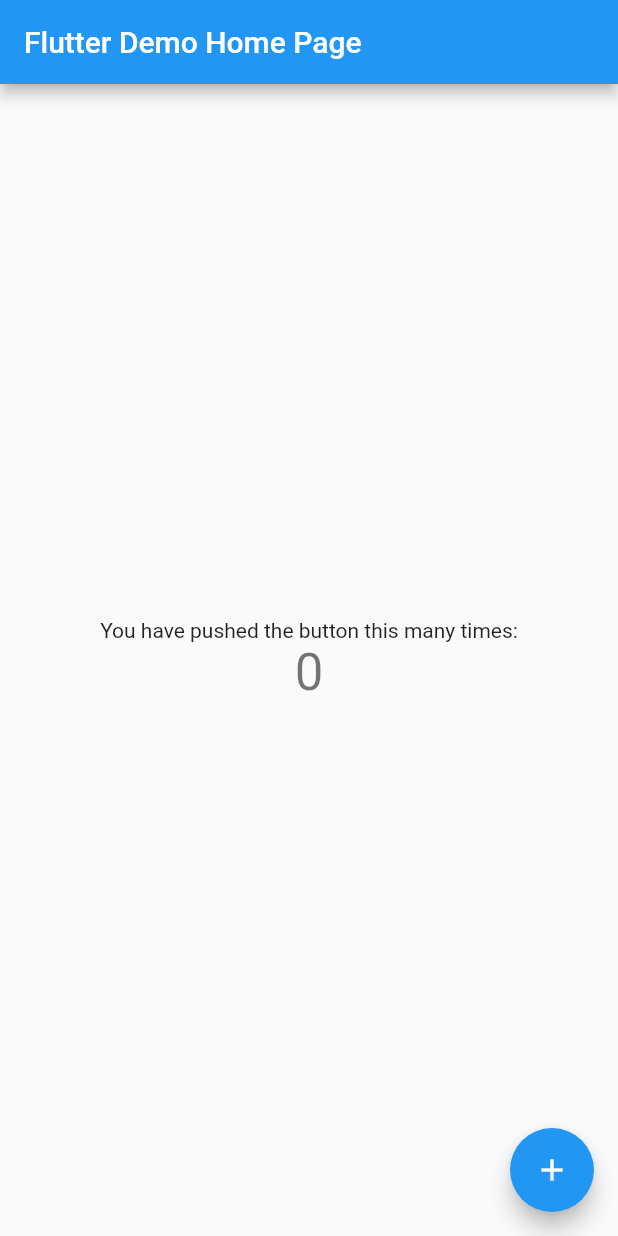
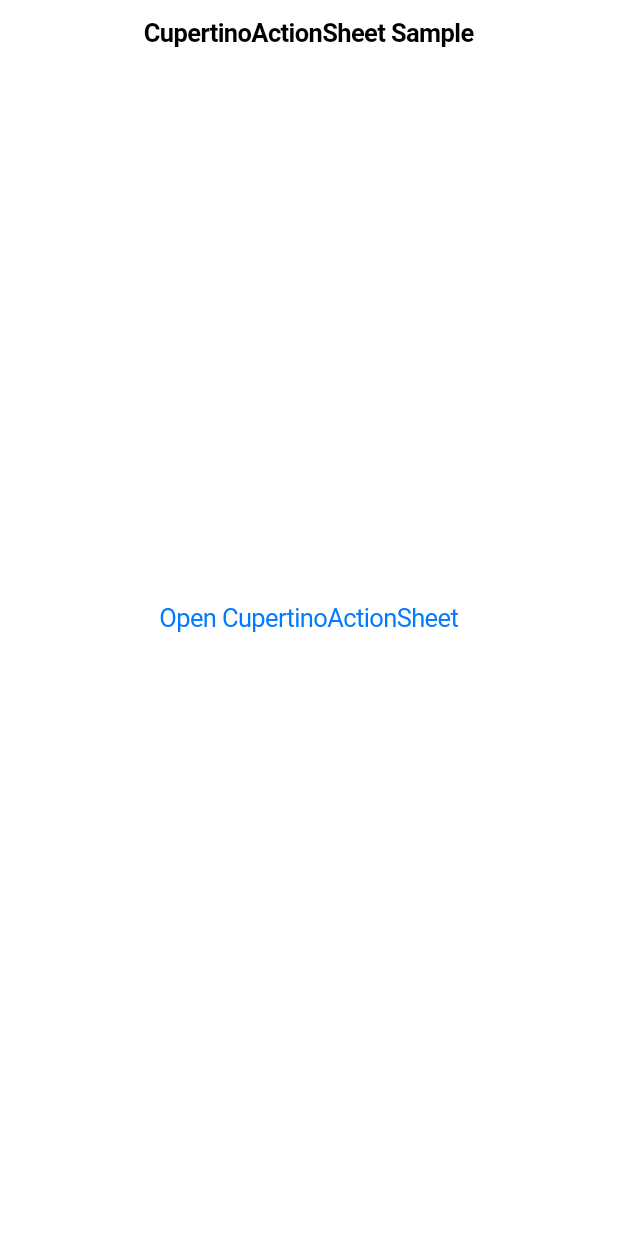
Before and after one commit to vika41130/flutter_lab, a Flutter app: the screen it shows after launch, on a phone screen of 412 x 824 dp. Run offline on Flutter 3.47's test engine with Material 2 defaults, Android fonts, the phone set to English and light mode, and no system bars.

Commit message:
CupertinoActionSheet

```diff
--- a/lib/main.dart
+++ b/lib/main.dart
@@ -1,4 +1,4 @@
-import 'package:flutter/material.dart';
+import 'package:flutter/cupertino.dart';
 
 void main() {
   runApp(const MyApp());
@@ -10,106 +10,60 @@ class MyApp extends StatelessWidget {
   // This widget is the root of your application.
   @override
   Widget build(BuildContext context) {
-    return MaterialApp(
-      title: 'Flutter Demo',
-      theme: ThemeData(
-        // This is the theme of your application.
-        //
-        // Try running your application with "flutter run". You'll see the
-        // application has a blue toolbar. Then, without quitting the app, try
-        // changing the primarySwatch below to Colors.green and then invoke
-        // "hot reload" (press "r" in the console where you ran "flutter run",
-        // or simply save your changes to "hot reload" in a Flutter IDE).
-        // Notice that the counter didn't reset back to zero; the application
-        // is not restarted.
-        primarySwatch: Colors.blue,
-      ),
-      home: const MyHomePage(title: 'Flutter Demo Home Page'),
+    return const CupertinoApp(
+      debugShowCheckedModeBanner: false,
+      theme: CupertinoThemeData(brightness: Brightness.light),
+      home: ActionSheet(),
     );
   }
 }
 
-class MyHomePage extends StatefulWidget {
-  const MyHomePage({super.key, required this.title});
-
-  // This widget is the home page of your application. It is stateful, meaning
-  // that it has a State object (defined below) that contains fields that affect
-  // how it looks.
-
-  // This class is the configuration for the state. It holds the values (in this
-  // case the title) provided by the parent (in this case the App widget) and
-  // used by the build method of the State. Fields in a Widget subclass are
-  // always marked "final".
-
-  final String title;
+class ActionSheet extends StatefulWidget {
+  const ActionSheet({super.key});
 
   @override
-  State<MyHomePage> createState() => _MyHomePageState();
+  State<ActionSheet> createState() => _ActionSheetState();
 }
 
-class _MyHomePageState extends State<MyHomePage> {
-  int _counter = 0;
-
-  void _incrementCounter() {
-    setState(() {
-      // This call to setState tells the Flutter framework that something has
-      // changed in this State, which causes it to rerun the build method below
-      // so that the display can reflect the updated values. If we changed
-      // _counter without calling setState(), then the build method would not be
-      // called again, and so nothing would appear to happen.
-      _counter++;
-    });
+class _ActionSheetState extends State<ActionSheet> {
+  @override
+  Widget build(BuildContext context) {
+    return CupertinoPageScaffold(
+        navigationBar: const CupertinoNavigationBar(
+          middle: Text('CupertinoActionSheet Sample'),
+        ),
+        child: Center(
+          child: CupertinoButton(
+              child: const Text('Open CupertinoActionSheet'),
+              onPressed: () => _showActionSheet(context)),
+        ));
   }
 
-  @override
-  Widget build(BuildContext context) {
-    // This method is rerun every time setState is called, for instance as done
-    // by the _incrementCounter method above.
-    //
-    // The Flutter framework has been optimized to make rerunning build methods
-    // fast, so that you can just rebuild anything that needs updating rather
-    // than having to individually change instances of widgets.
-    return Scaffold(
-      appBar: AppBar(
-        // Here we take the value from the MyHomePage object that was created by
-        // the App.build method, and use it to set our appbar title.
-        title: Text(widget.title),
-      ),
-      body: Center(
-        // Center is a layout widget. It takes a single child and positions it
-        // in the middle of the parent.
-        child: Column(
-          // Column is also a layout widget. It takes a list of children and
-          // arranges them vertically. By default, it sizes itself to fit its
-          // children horizontally, and tries to be as tall as its parent.
-          //
-          // Invoke "debug painting" (press "p" in the console, choose the
-          // "Toggle Debug Paint" action from the Flutter Inspector in Android
-          // Studio, or the "Toggle Debug Paint" command in Visual Studio Code)
-          // to see the wireframe for each widget.
-          //
-          // Column has various properties to control how it sizes itself and
-          // how it positions its children. Here we use mainAxisAlignment to
-          // center the children vertically; the main axis here is the vertical
-          // axis because Columns are vertical (the cross axis would be
-          // horizontal).
-          mainAxisAlignment: MainAxisAlignment.center,
-          children: <Widget>[
-            const Text(
-              'You have pushed the button this many times:',
-            ),
-            Text(
-              '$_counter',
-              style: Theme.of(context).textTheme.headline4,
-            ),
-          ],
-        ),
-      ),
-      floatingActionButton: FloatingActionButton(
-        onPressed: _incrementCounter,
-        tooltip: 'Increment',
-        child: const Icon(Icons.add),
-      ), // This trailing comma makes auto-formatting nicer for build methods.
-    );
+  void _showActionSheet(BuildContext context) {
+    showCupertinoModalPopup(
+        context: context,
+        builder: (BuildContext context) => CupertinoActionSheet(
+              title: const Text('Title'),
+              message: const Text('Message'),
+              actions: <CupertinoActionSheetAction>[
+                CupertinoActionSheetAction(
+                    isDefaultAction: true,
+                    onPressed: () {
+                      Navigator.pop(context);
+                    },
+                    child: const Text('Default Action')),
+                CupertinoActionSheetAction(
+                    onPressed: () {
+                      Navigator.pop(context);
+                    },
+                    child: const Text('Action')),
+                CupertinoActionSheetAction(
+                    isDestructiveAction: true,
+                    onPressed: () {
+                      Navigator.pop(context);
+                    },
+                    child: const Text('Destructive Action'))
+              ],
+            ));
   }
 }
```
